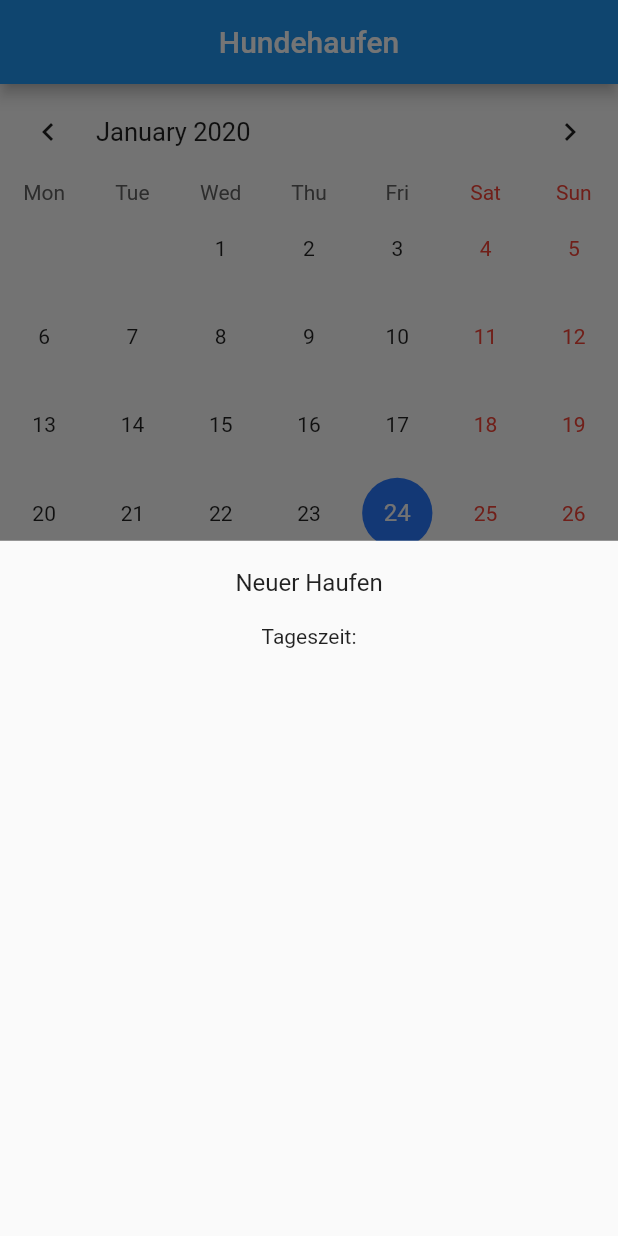
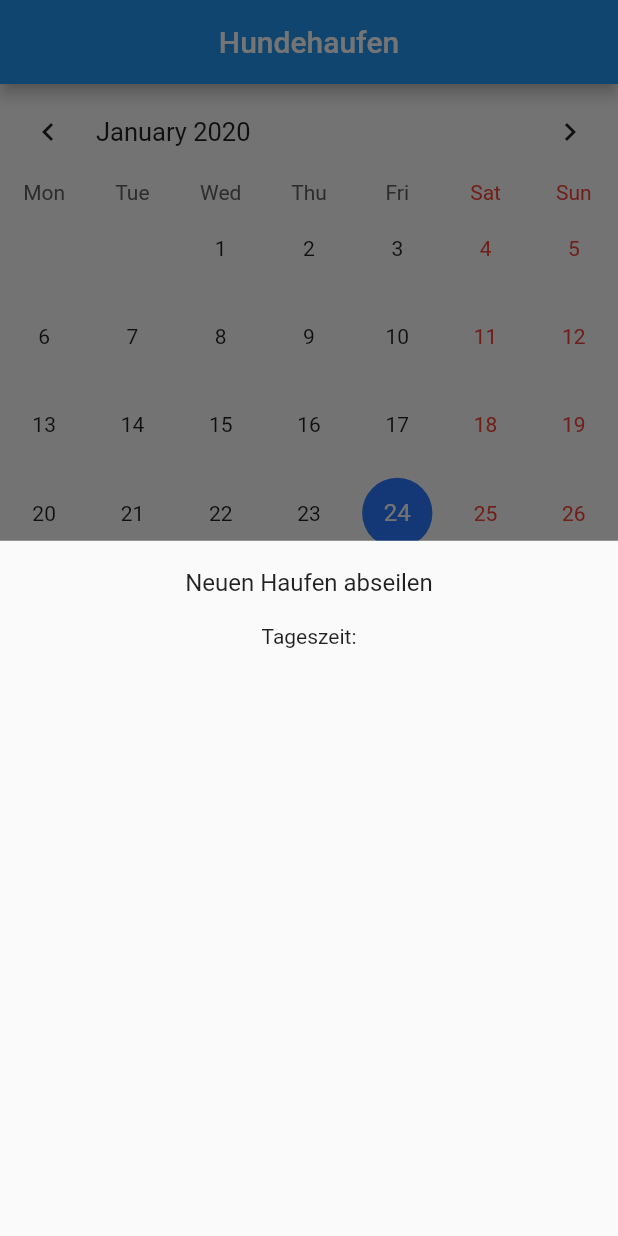
Before and after one commit to Masch90/dogPoop, a Flutter app: the screen it shows after launch, after a tap on "klick hier um einen neuen Haufen anzuleg", on a phone screen of 412 x 824 dp. Run offline on Flutter 3.47's test engine with Material 2 defaults, Android fonts, the phone set to English and light mode, and no system bars; drawn by our look-alikes of table_calendar; our stand-ins replace built_value, cloud_firestore; accounts and stored records are empty; generated files the repository leaves out were written again.

Commit message:
little cleanup

```diff
--- a/lib/my_calendar.dart
+++ b/lib/my_calendar.dart
@@ -22,7 +22,7 @@ class _MyCalendarState extends State<MyCalendar> {
   void initState() {
     super.initState();
     _calendarController = CalendarController();
-    _events = _getEventsTest();
+    _events = _getEvents();
   }
 
   @override
@@ -109,18 +109,7 @@ class _MyCalendarState extends State<MyCalendar> {
                         ],
                       ),
                       onTap: () {
-                        List<Widget> modalEntries = [];
-                        if (event.rating == 0) {
-                          // header
-                          modalEntries.add(ListTile(
-                            title: Center(child: Text('Neuer Haufen')),
-                          ));
-                          List<DropdownMenuItem<String>> dropDownMenuItems = [];
-                          dropDownMenuItems.add(DropdownMenuItem(value: '1', child: Text('Früh')));
-                          modalEntries.add(Column(children: <Widget>[Text('Tageszeit:')],));
-                        } else {
-                          // update or delete
-                        }
+                        List<Widget> modalEntries = _getModalEntries(event);
                         showModalBottomSheet(
                             context: context,
                             builder: (context) {
@@ -136,26 +125,7 @@ class _MyCalendarState extends State<MyCalendar> {
     );
   }
 
-  void _getEvents() async {
-    Map<DateTime, List<Haufen>> events = {};
-    await Firestore.instance
-        .collection(collection)
-        .getDocuments()
-        .then((snapshot) {
-      snapshot.documents.forEach((document) {
-        Haufen haufen = Haufen.fromJson(jsonEncode(document.data));
-        if (events
-            .containsKey(DateTime.fromMillisecondsSinceEpoch(haufen.date))) {
-          events[DateTime.fromMillisecondsSinceEpoch(haufen.date)].add(haufen);
-        } else {
-          events[DateTime.fromMillisecondsSinceEpoch(haufen.date)] = [haufen];
-        }
-      });
-    });
-    // _events = events;
-  }
-
-  Future<Map<DateTime, List<Haufen>>> _getEventsTest() async {
+  Future<Map<DateTime, List<Haufen>>> _getEvents() async {
     Map<DateTime, List<Haufen>> events = {};
     await Firestore.instance
         .collection(collection)
@@ -229,4 +199,42 @@ class _MyCalendarState extends State<MyCalendar> {
       _selectedEvents = displayList;
     });
   }
+
+  List<Widget> _getModalEntries(Haufen event) {
+    List<Widget> modalEntries = [];
+    if (event.rating == 0) {
+      // header
+      modalEntries.add(ListTile(
+        title: Center(child: Text('Neuen Haufen abseilen')),
+      ));
+      List<DropdownMenuItem<String>> dropDownMenuItems = [];
+      dropDownMenuItems.add(DropdownMenuItem(value: '1', child: Text('Früh')));
+      modalEntries.add(Column(
+        children: <Widget>[Text('Tageszeit:')],
+      ));
+    } else {
+      // update or delete
+      modalEntries.add(ListTile(
+        title: Center(
+          child: Text('Haufen updaten oder aufsammeln'),
+        ),
+      ));
+      modalEntries.add(
+        ListTile(
+          title: Row(
+            children: <Widget>[
+              FlatButton.icon(
+                icon: Icon(Icons.delete_forever, color: Colors.red,),
+                onPressed: () {
+                  print('delete tapped');
+                },
+                label: Text('löschen',),
+              )
+            ],
+          ),
+        ),
+      );
+    }
+    return modalEntries;
+  }
 }
```
